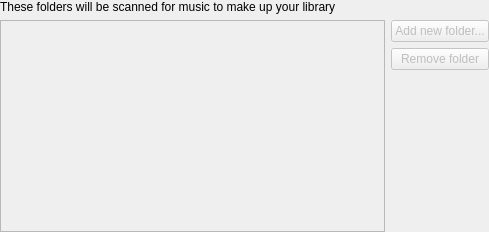
Old version of the form src/libraryconfig.ui in the repository clementine-player/Clementine.
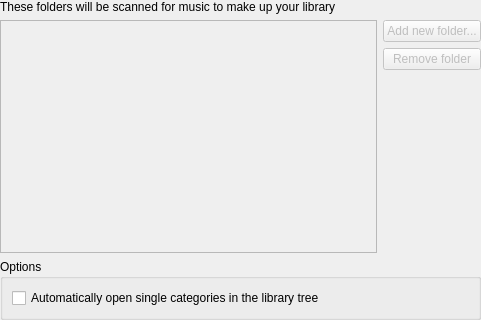
New version of the form. Icons and pictures are not drawn.

Commit message: Add an option to disable the library view's behaviour of automatically opening nodes without many children.

Diff of the .ui file:
```diff
--- a/src/libraryconfig.ui
+++ b/src/libraryconfig.ui
@@ -6,11 +6,11 @@
    <rect>
     <x>0</x>
     <y>0</y>
-    <width>489</width>
-    <height>232</height>
+    <width>481</width>
+    <height>320</height>
    </rect>
   </property>
-  <layout class="QVBoxLayout" name="verticalLayout_2">
+  <layout class="QVBoxLayout" name="verticalLayout_3">
    <property name="margin">
     <number>0</number>
    </property>
@@ -88,6 +88,22 @@
      </item>
     </layout>
    </item>
+   <item>
+    <widget class="QGroupBox" name="groupBox">
+     <property name="title">
+      <string>Options</string>
+     </property>
+     <layout class="QVBoxLayout" name="verticalLayout_2">
+      <item>
+       <widget class="QCheckBox" name="auto_open">
+        <property name="text">
+         <string>Automatically open single categories in the library tree</string>
+        </property>
+       </widget>
+      </item>
+     </layout>
+    </widget>
+   </item>
   </layout>
  </widget>
  <tabstops>
```
The commit also changes 8 other files.
